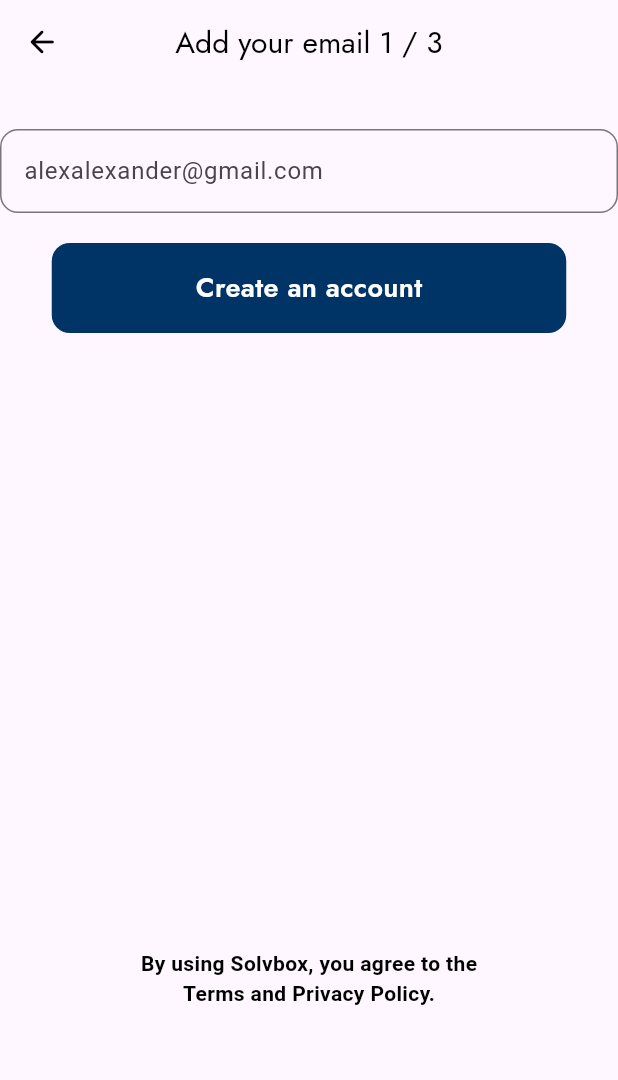
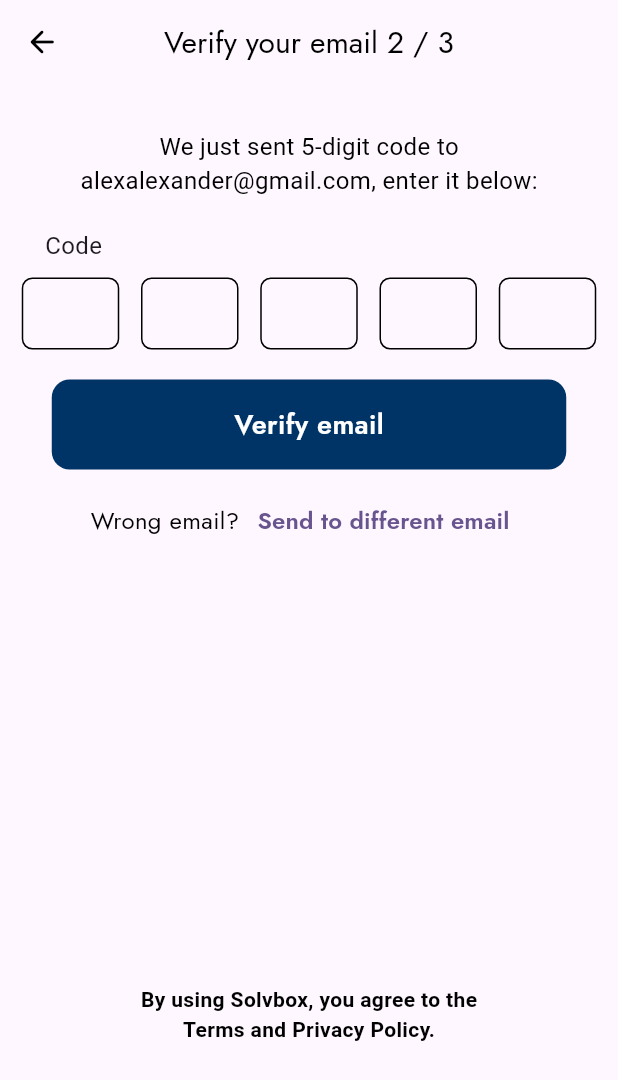
Before and after one commit to asifnawaz077/team_work_project, a Flutter app: the SignupView2 screen opened directly, after a tap on "Create an account", on a phone screen of 412 x 824 dp. Shown: the top 1080 px of the screen. Run offline on Flutter 3.47's test engine with Material 3 defaults, Android fonts, the phone set to English and light mode, and no system bars; our stand-ins replace google_fonts.

Commit message:
signup_view_3_Done

```diff
--- a/lib/View/Auth_View/SignUpViews/signup_view_2.dart
+++ b/lib/View/Auth_View/SignUpViews/signup_view_2.dart
@@ -4,6 +4,7 @@ import 'package:team_work_project/Controller/constentes/blue_button/blue_button_
 import 'package:team_work_project/Controller/icon_buttons/arrow_back_icon.dart';
 import 'package:team_work_project/Controller/text_comp/text_component.dart';
 import 'package:team_work_project/Controller/textformfield/textform_field.dart';
+import 'package:team_work_project/View/Auth_View/SignUpViews/signup_view_3.dart';
 
 class SignupView2 extends StatelessWidget {
   SignupView2({super.key});
@@ -40,9 +41,15 @@ class SignupView2 extends StatelessWidget {
             ),
             Center(
                 child: BlueButtonWidget(
-                    onPressed: () {}, text: 'Create an account')),
+                    onPressed: () {
+                      Navigator.push(
+                          context,
+                          MaterialPageRoute(
+                              builder: (context) => SignupView3()));
+                    },
+                    text: 'Create an account')),
             SizedBox(
-              height: 410,
+              height: 425,
             ),
             CustomText(
                 label: 'By using Solvbox, you agree to the',
--- /dev/null
+++ b/lib/View/Auth_View/SignUpViews/signup_view_3.dart
@@ -0,0 +1,162 @@
+import 'package:flutter/material.dart';
+import 'package:google_fonts/google_fonts.dart';
+import 'package:team_work_project/Controller/constentes/blue_button/blue_button_widget.dart';
+import 'package:team_work_project/Controller/icon_buttons/arrow_back_icon.dart';
+import 'package:team_work_project/Controller/text_comp/text_component.dart';
+
+class SignupView3 extends StatefulWidget {
+  const SignupView3({super.key});
+
+  @override
+  State<SignupView3> createState() => _SignupView3State();
+}
+
+class _SignupView3State extends State<SignupView3> {
+  final List<FocusNode> _focusNodes = List.generate(5, (_) => FocusNode());
+  final List<TextEditingController> _controllers =
+      List.generate(5, (_) => TextEditingController());
+
+  @override
+  void dispose() {
+    for (var node in _focusNodes) {
+      node.dispose();
+    }
+    for (var controller in _controllers) {
+      controller.dispose();
+    }
+    super.dispose();
+  }
+
+  Widget buildOTPField(int index) {
+    return Container(
+      height: 48,
+      width: 65,
+      alignment: Alignment.center,
+      decoration: BoxDecoration(
+        borderRadius: BorderRadius.circular(7),
+        border: Border.all(),
+      ),
+      child: TextFormField(
+        controller: _controllers[index],
+        focusNode: _focusNodes[index],
+        keyboardType: TextInputType.number,
+        textAlign: TextAlign.center,
+        maxLength: 1,
+        style: GoogleFonts.roboto(fontSize: 24),
+        decoration: const InputDecoration(
+          border: InputBorder.none,
+          counterText: '',
+        ),
+        onChanged: (value) {
+          if (value.isNotEmpty && index < 4) {
+            FocusScope.of(context).requestFocus(_focusNodes[index + 1]);
+          }
+          if (value.isEmpty && index > 0) {
+            FocusScope.of(context).requestFocus(_focusNodes[index - 1]);
+          }
+        },
+      ),
+    );
+  }
+
+  @override
+  Widget build(BuildContext context) {
+    return Scaffold(
+      appBar: AppBar(
+        leading: ArrowBackIcon(
+          onPressed: () {
+            Navigator.pop(context);
+          },
+          icon: Icons.arrow_back_rounded,
+        ),
+        title: CustomText(
+          label: 'Verify your email 2 / 3',
+          size: 20,
+          weight: FontWeight.w400,
+          fontType: GoogleFonts.jost,
+        ),
+        centerTitle: true,
+      ),
+      body: SingleChildScrollView(
+        child: Column(
+          children: [
+            const SizedBox(height: 30),
+            Center(
+              child: CustomText(
+                label: 'We just sent 5-digit code to',
+                size: 16,
+                weight: FontWeight.w400,
+                fontType: GoogleFonts.roboto,
+              ),
+            ),
+            CustomText(
+              label: 'alexalexander@gmail.com, enter it below:',
+              size: 16,
+              weight: FontWeight.w400,
+              fontType: GoogleFonts.roboto,
+            ),
+            const SizedBox(height: 20),
+            const Padding(
+              padding: EdgeInsets.only(left: 30),
+              child: Align(
+                alignment: Alignment.centerLeft,
+                child: Text(
+                  'Code',
+                  style: TextStyle(fontSize: 16),
+                ),
+              ),
+            ),
+            const SizedBox(height: 10),
+            Row(
+              mainAxisAlignment: MainAxisAlignment.spaceEvenly,
+              children: List.generate(5, (index) => buildOTPField(index)),
+            ),
+            const SizedBox(height: 20),
+            BlueButtonWidget(
+              onPressed: () {
+                final code = _controllers.map((c) => c.text).join();
+                print("Entered code: $code");
+              },
+              text: 'Verify email',
+            ),
+            const SizedBox(height: 10),
+            Row(
+              mainAxisAlignment: MainAxisAlignment.center,
+              children: [
+                CustomText(
+                  label: 'Wrong email?',
+                  size: 16,
+                  weight: FontWeight.w400,
+                  fontType: GoogleFonts.jost,
+                ),
+                TextButton(
+                  onPressed: () {},
+                  child: Text(
+                    'Send to different email',
+                    style: GoogleFonts.jost(
+                      fontSize: 16,
+                      fontWeight: FontWeight.w600,
+                    ),
+                  ),
+                ),
+              ],
+            ),
+            const SizedBox(height: 285),
+            CustomText(
+              label: 'By using Solvbox, you agree to the',
+              size: 14,
+              weight: FontWeight.w600,
+              fontType: GoogleFonts.roboto,
+            ),
+            CustomText(
+              label: 'Terms and Privacy Policy.',
+              size: 14,
+              weight: FontWeight.w600,
+              fontType: GoogleFonts.roboto,
+            ),
+          ],
+        ),
+      ),
+    );
+  }
+}
```
Also changed, not shown: 1 other file.
